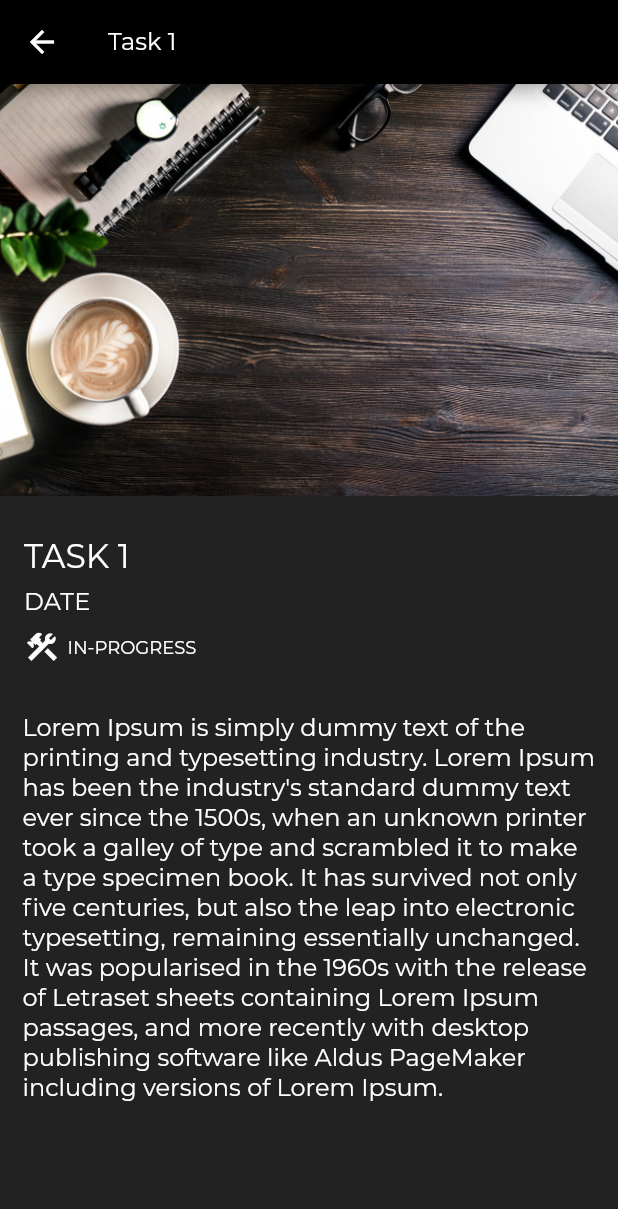
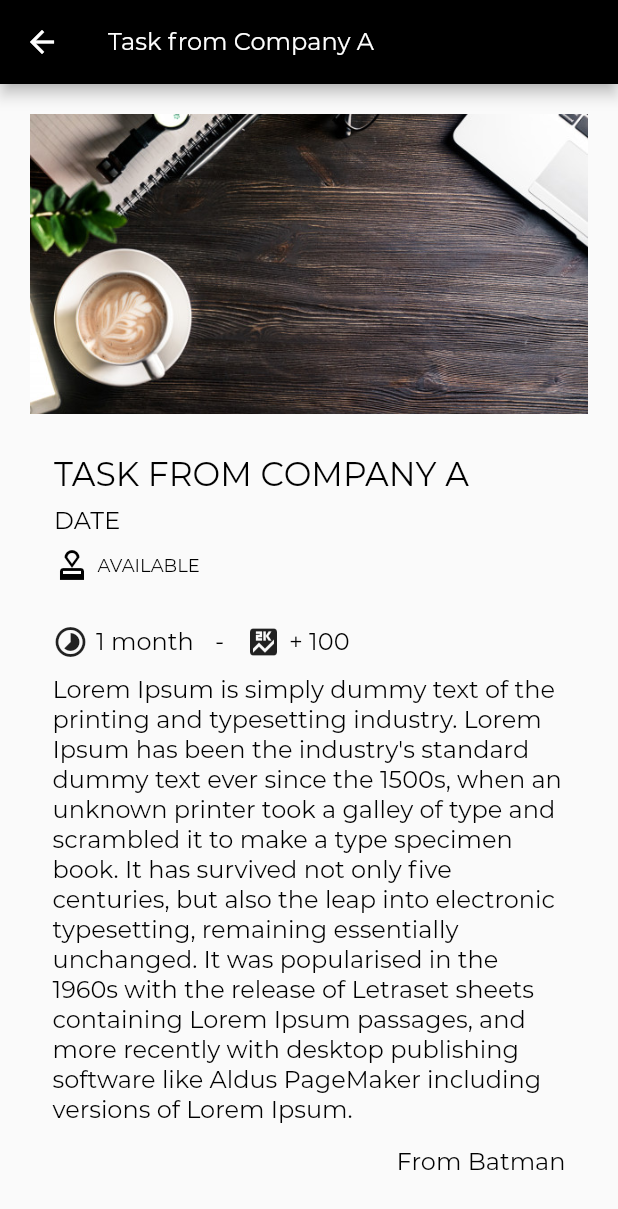
Before and after one commit to Jazz-hash/Google-Solution-Challenge, a Flutter app: the FeedPage screen opened directly, after a tap on "TASK FROM COMPANY A", on a phone screen of 412 x 824 dp. Shown: the top 1209 px of the screen. Run offline on Flutter 3.47's test engine with Material 2 defaults, Android fonts, the phone set to English and light mode, and no system bars; our stand-ins replace cloud_firestore, curved_navigation_bar, firebase_auth, firebase_core, font_awesome_flutter, get and 4 more; missing offline and left inert: bezier_chart, flutter_sparkline, folding_cell; accounts and stored records are empty; statements that could not run were skipped.

Commit message:
Added details page | fixed ui bugs

```diff
--- a/lib/app.dart
+++ b/lib/app.dart
@@ -48,7 +48,7 @@ class App extends StatelessWidget {
           screen = ReviewsPage();
           break;
         case TaskDetailRoute:
-          screen = TaskDetailPage(arguments["id"]);
+          screen = TaskDetailPage(arguments["id"], arguments["myTask"]);
           break;
         case ProfileRoute:
           screen = ProfilePage();
--- a/lib/models/Task.dart
+++ b/lib/models/Task.dart
@@ -25,7 +25,7 @@ class Task {
     this.imagePath,
   });
 
-  static List<Task> fetchAll() {
+  static List<Task> fetchMyTasks() {
     return [
       Task(
         id: 1,
@@ -62,14 +62,14 @@ class Task {
     ];
   }
 
-  static List<Task> fetchAllavailable() {
+  static List<Task> fetchAll() {
     return [
       Task(
         id: 1,
         title: "Task from Company A",
         description:
             "Lorem Ipsum is simply dummy text of the printing and typesetting industry. Lorem Ipsum has been the industry's standard dummy text ever since the 1500s, when an unknown printer took a galley of type and scrambled it to make a type specimen book. It has survived not only five centuries, but also the leap into electronic typesetting, remaining essentially unchanged. It was popularised in the 1960s with the release of Letraset sheets containing Lorem Ipsum passages, and more recently with desktop publishing software like Aldus PageMaker including versions of Lorem Ipsum.",
-        status: "In-Progress",
+        status: "Available",
         client: Client(
           name: "Batman",
           profileUrl: "bizzhome:batman",
@@ -85,7 +85,7 @@ class Task {
         title: "Task from Company B",
         description:
             "Lorem Ipsum is simply dummy text of the printing and typesetting industry. Lorem Ipsum has been the industry's standard dummy text ever since the 1500s, when an unknown printer took a galley of type and scrambled it to make a type specimen book. It has survived not only five centuries, but also the leap into electronic typesetting, remaining essentially unchanged. It was popularised in the 1960s with the release of Letraset sheets containing Lorem Ipsum passages, and more recently with desktop publishing software like Aldus PageMaker including versions of Lorem Ipsum.",
-        status: "Completed",
+        status: "Available",
         client: Client(
           name: "Batman",
           profileUrl: "bizzhome:batman",
@@ -97,6 +97,17 @@ class Task {
         imagePath: "assets/images/background.jpg",
       ),
     ];
+  }
+
+  static Task fetchMyTaskByID(int taskID) {
+    // NOTE: this will replaced by a proper API call
+    List<Task> tasks = Task.fetchMyTasks();
+    for (var i = 0; i < tasks.length; i++) {
+      if (tasks[i].id == taskID) {
+        return tasks[i];
+      }
+    }
+    return null;
   }
 
   static Task fetchByID(int taskID) {
--- a/lib/screens/FeedPage.dart
+++ b/lib/screens/FeedPage.dart
@@ -6,7 +6,8 @@ import 'package:bizzhome/models/Task.dart';
 
 class FeedPage extends StatelessWidget {
   _onTaskTap(BuildContext context, int taskID) {
-    Navigator.pushNamed(context, TaskDetailRoute, arguments: {"id": taskID});
+    Navigator.pushNamed(context, TaskDetailRoute,
+        arguments: {"id": taskID, "myTask": false});
   }
 
   _onTaskTypeTap(BuildContext context, String type) {
@@ -18,16 +19,16 @@ class FeedPage extends StatelessWidget {
 
   @override
   Widget build(BuildContext context) {
-    final tasks = Task.fetchAllavailable();
+    final tasks = Task.fetchAll();
 
     return Scaffold(
       appBar: AppBar(
-        title: Text("My Tasks"),
+        title: Text("Tasks"),
         backgroundColor: Colors.black,
         brightness: Brightness.light,
       ),
       body: Container(
-        margin: EdgeInsets.symmetric(vertical: 10),
+        margin: EdgeInsets.symmetric(vertical: 10, horizontal: 20),
         child: Column(
           children: [
             Expanded(
--- a/lib/screens/my_tasks.dart
+++ b/lib/screens/my_tasks.dart
@@ -6,7 +6,8 @@ import 'package:bizzhome/models/Task.dart';
 
 class MyTasksPage extends StatelessWidget {
   _onTaskTap(BuildContext context, int taskID) {
-    Navigator.pushNamed(context, TaskDetailRoute, arguments: {"id": taskID});
+    Navigator.pushNamed(context, TaskDetailRoute,
+        arguments: {"id": taskID, "myTask": true});
   }
 
   _onTaskTypeTap(BuildContext context, String type) {
@@ -18,7 +19,7 @@ class MyTasksPage extends StatelessWidget {
 
   @override
   Widget build(BuildContext context) {
-    final tasks = Task.fetchAll();
+    final tasks = Task.fetchMyTasks();
 
     return Scaffold(
       appBar: AppBar(
@@ -27,7 +28,7 @@ class MyTasksPage extends StatelessWidget {
         brightness: Brightness.light,
       ),
       body: Container(
-        margin: EdgeInsets.symmetric(vertical: 10),
+        margin: EdgeInsets.symmetric(vertical: 10, horizontal: 20),
         child: Column(
           children: [
             Container(
@@ -102,12 +103,8 @@ class MyTasksPage extends StatelessWidget {
           child: Stack(
             children: [
               ImageBanner(assetPath: task.imagePath),
-              TileOverlay(
-                task.title,
-                task.assignedDate,
-                task.status,
-                task.description,
-              ),
+              TileOverlay(task.title, task.assignedDate, task.status,
+                  task.description, true),
             ],
           ),
         ),
--- a/lib/screens/task_details.dart
+++ b/lib/screens/task_details.dart
@@ -5,12 +5,19 @@ import 'package:flutter/material.dart';
 
 class TaskDetailPage extends StatelessWidget {
   final int _taskID;
+  final bool _myTask;
 
-  TaskDetailPage(this._taskID);
+  TaskDetailPage(this._taskID, this._myTask);
 
   @override
   Widget build(BuildContext context) {
-    final task = Task.fetchByID(_taskID);
+    Task task;
+    print(_myTask);
+    if (_myTask) {
+      task = Task.fetchMyTaskByID(_taskID);
+    } else {
+      task = Task.fetchByID(_taskID);
+    }
 
     return Scaffold(
       appBar: AppBar(
@@ -18,8 +25,10 @@ class TaskDetailPage extends StatelessWidget {
         backgroundColor: Colors.black,
         brightness: Brightness.light,
       ),
-      backgroundColor: Colors.black87,
       body: SingleChildScrollView(
+        child: Column(children: [
+          Padding(
+            padding: EdgeInsets.only(right: 20, left: 20, top: 20),
             child: Column(
               mainAxisAlignment: MainAxisAlignment.start,
               crossAxisAlignment: CrossAxisAlignment.stretch,
@@ -30,25 +39,91 @@ class TaskDetailPage extends StatelessWidget {
                   child: Image.asset(
                     task.imagePath,
                     fit: BoxFit.cover,
+                    height: 200,
                   ),
                 ),
                 Padding(
-              padding: EdgeInsets.symmetric(vertical: 20.0, horizontal: 4.0),
+                  padding:
+                      EdgeInsets.symmetric(vertical: 20.0, horizontal: 4.0),
                   child: TaskTile(task.title, task.assignedDate, task.status,
-                  task.description, true),
+                      task.description, false, _myTask),
                 ),
                 Padding(
-              padding: EdgeInsets.symmetric(vertical: 5.0, horizontal: 15.0),
+                  padding: EdgeInsets.symmetric(horizontal: 15.0),
+                  child: Row(
+                    children: [
+                      Icon(Icons.timelapse),
+                      Padding(
+                          padding: EdgeInsets.only(
+                        right: 5,
+                      )),
+                      Text(
+                        task.duration,
+                        style: TextStyle(
+                          color: Colors.black,
+                        ),
+                      ),
+                      Padding(
+                          padding: EdgeInsets.only(
+                        right: 10,
+                      )),
+                      Text(" - "),
+                      Padding(
+                          padding: EdgeInsets.only(
+                        right: 10,
+                      )),
+                      Icon(Icons.score),
+                      Padding(
+                          padding: EdgeInsets.only(
+                        right: 5,
+                      )),
+                      _myTask
+                          ? Text(
+                              "+ " + task.pointsEarned,
+                              style: TextStyle(
+                                color: Colors.black,
+                              ),
+                            )
+                          : Text(
+                              "+ " + task.points,
+                              style: TextStyle(
+                                color: Colors.black,
+                              ),
+                            ),
+                    ],
+                  ),
+                ),
+                Padding(
+                  padding:
+                      EdgeInsets.symmetric(vertical: 10.0, horizontal: 15.0),
                   child: Text(
                     task.description,
                     style: TextStyle(
-                  color: Colors.white,
+                      color: Colors.black,
                     ),
+                  ),
+                ),
+                Padding(
+                  padding:
+                      EdgeInsets.symmetric(vertical: 5.0, horizontal: 15.0),
+                  child: Row(
+                    mainAxisAlignment: MainAxisAlignment.end,
+                    crossAxisAlignment: CrossAxisAlignment.end,
+                    children: [
+                      Text(
+                        "From " + task.client.name,
+                        style: TextStyle(
+                          color: Colors.black,
+                        ),
+                      ),
+                    ],
                   ),
                 ),
               ],
               // ..addAll(textSections(location))),
             ),
+          ),
+        ]),
       ),
     );
   }
--- a/lib/widgets/FeedTaskTile.dart
+++ b/lib/widgets/FeedTaskTile.dart
@@ -2,7 +2,7 @@ import 'package:bizzhome/styles.dart';
 import 'package:flutter/material.dart';
 import 'package:bizzhome/models/Client.dart';
 
-const TaskTileHeight = 200.0;
+const TaskTileHeight = 100.0;
 
 class FeedTaskTile extends StatelessWidget {
   final String title;
@@ -23,7 +23,7 @@ class FeedTaskTile extends StatelessWidget {
       padding: EdgeInsets.symmetric(horizontal: DefaultPaddingHorizontal),
       height: TaskTileHeight,
       child: Column(
-          mainAxisAlignment: MainAxisAlignment.spaceEvenly,
+          // mainAxisAlignment: MainAxisAlignment.spaceEvenly,
           crossAxisAlignment: CrossAxisAlignment.start,
           children: [
             Text(
@@ -33,45 +33,66 @@ class FeedTaskTile extends StatelessWidget {
               style:
                   Theme.of(context).textTheme.title.copyWith(color: textColor),
             ),
+            Padding(padding: EdgeInsets.only(top: 10)),
+            Padding(
+              padding: EdgeInsets.only(left: 20),
+              child: Column(
+                // mainAxisAlignment: MainAxisAlignment.spaceEvenly,
+                crossAxisAlignment: CrossAxisAlignment.start,
+
+                children: [
                   Row(
-              mainAxisAlignment: MainAxisAlignment.spaceEvenly,
-              crossAxisAlignment: CrossAxisAlignment.start,
                     children: [
-                Text(
+                      Padding(
+                        padding: EdgeInsets.only(),
+                        child: Text(
                           "Client Name: XXXXX ",
                           style: Theme.of(context)
                               .textTheme
                               .subtitle
                               .copyWith(color: textColor),
                         ),
-                Text(
+                      ),
+                      Padding(
+                        padding: EdgeInsets.only(left: 20),
+                        child: Text(
                           "Starting Date: " + date.toUpperCase(),
                           style: Theme.of(context)
                               .textTheme
                               .subtitle
                               .copyWith(color: textColor),
                         ),
+                      ),
                     ],
                   ),
                   Row(
-              mainAxisAlignment: MainAxisAlignment.spaceEvenly,
+                    // mainAxisAlignment: MainAxisAlignment.spaceEvenly,
                     crossAxisAlignment: CrossAxisAlignment.start,
                     children: [
-                Text(
+                      Padding(
+                        padding: EdgeInsets.only(top: 10),
+                        child: Text(
                           "Duration: " + duration.toUpperCase(),
                           style: Theme.of(context)
                               .textTheme
                               .subtitle
                               .copyWith(color: textColor),
                         ),
-                Text(
+                      ),
+                      Padding(
+                        padding: EdgeInsets.only(left: 20, top: 10),
+                        child: Text(
                           "Points: " + points.toUpperCase(),
                           style: Theme.of(context)
                               .textTheme
                               .subtitle
                               .copyWith(color: textColor),
                         ),
+                      )
                     ],
+                  ),
+                ],
+              ),
             ),
           ]),
     );
--- a/lib/widgets/taskTile.dart
+++ b/lib/widgets/taskTile.dart
@@ -9,12 +9,15 @@ class TaskTile extends StatelessWidget {
   final String status;
   final String description;
   final bool darkTheme;
+  final bool _myTask;
 
-  TaskTile(
-      this.title, this.date, this.status, this.description, this.darkTheme);
+  TaskTile(this.title, this.date, this.status, this.description, this.darkTheme,
+      this._myTask);
 
   bool checkTaskStatus(String status) {
     if (status == "Completed") {
+      return true;
+    } else if (status == "Available") {
       return true;
     } else {
       return false;
@@ -46,12 +49,31 @@ class TaskTile extends StatelessWidget {
                   .subtitle
                   .copyWith(color: textColor),
             ),
-            checkTaskStatus(status)
+            checkTaskStatus(status) && _myTask
                 ? Row(
                     children: [
                       Icon(
                         Icons.check,
-                        color: Colors.white,
+                        color: Colors.black,
+                      ),
+                      Padding(
+                        padding: EdgeInsets.fromLTRB(5, 0, 0, 0),
+                        child: Text(
+                          status.toUpperCase(),
+                          style: Theme.of(context)
+                              .textTheme
+                              .caption
+                              .copyWith(color: textColor),
+                        ),
+                      ),
+                    ],
+                  )
+                : checkTaskStatus(status) && !_myTask
+                    ? Row(
+                        children: [
+                          Icon(
+                            Icons.approval,
+                            color: Colors.black,
                           ),
                           Padding(
                             padding: EdgeInsets.fromLTRB(5, 0, 0, 0),
@@ -69,7 +91,7 @@ class TaskTile extends StatelessWidget {
                         children: [
                           Icon(
                             Icons.construction,
-                        color: Colors.white,
+                            color: Colors.black,
                           ),
                           Padding(
                             padding: EdgeInsets.fromLTRB(5, 0, 0, 0),
--- a/lib/widgets/tileOverlay.dart
+++ b/lib/widgets/tileOverlay.dart
@@ -6,13 +6,10 @@ class TileOverlay extends StatelessWidget {
   final String date;
   final String description;
   final String status;
+  final bool _myTask;
 
   TileOverlay(
-    this.title,
-    this.date,
-    this.status,
-    this.description,
-  );
+      this.title, this.date, this.status, this.description, this._myTask);
 
   @override
   Widget build(BuildContext context) {
@@ -23,7 +20,7 @@ class TileOverlay extends StatelessWidget {
         Container(
           padding: EdgeInsets.symmetric(vertical: 5.0),
           decoration: BoxDecoration(color: Colors.black.withOpacity(0.5)),
-          child: TaskTile(title, date, status, description, true),
+          child: TaskTile(title, date, status, description, true, _myTask),
         ),
       ],
     );
```
Lines whose indentation alone changed are shown as unchanged.
